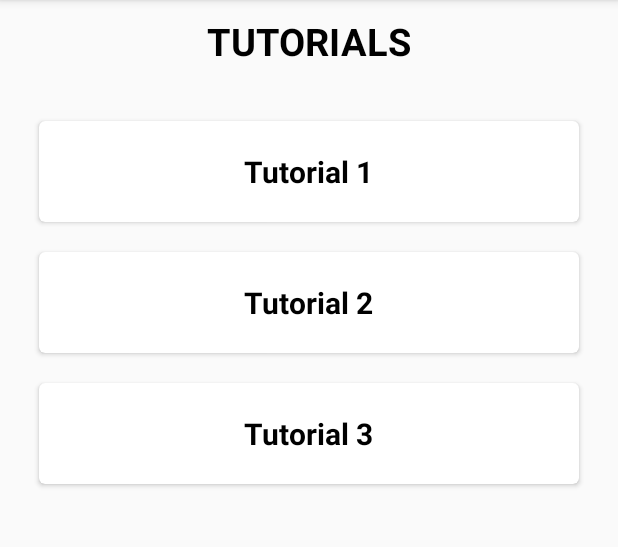
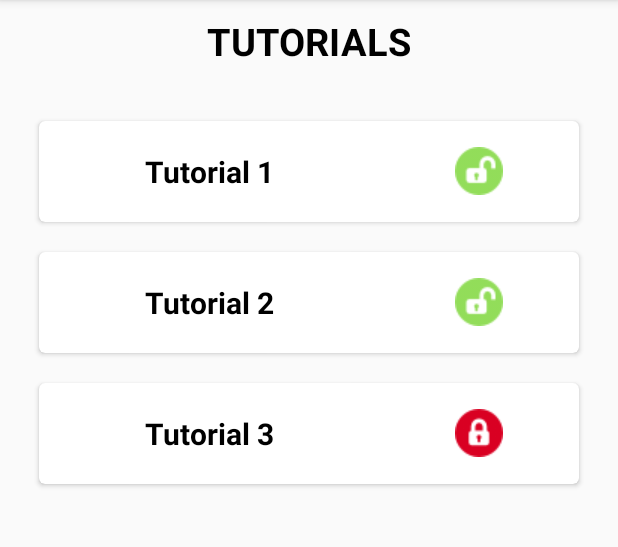
Before and after one commit to deepak15013/Sangoshthi-Phase-2, an Android app: the TutorialsActivity screen opened directly, with no data from a screen before it, on a phone screen of 412 x 824 dp, the part 84-631 px from its top. Run offline under Robolectric (Android 15) with nearby library versions, the phone set to English and light mode, and no system bars.

Commit message:
Media Player added in tutorials activity

```diff
--- a/app/build.gradle
+++ b/app/build.gradle
@@ -5,7 +5,7 @@ android {
     buildToolsVersion '25.0.3'
     defaultConfig {
         applicationId "io.github.varunj.sangoshthi_ivr"
-        minSdkVersion 15
+        minSdkVersion 16
         targetSdkVersion 25
         versionCode 1
         versionName "1.0"
@@ -18,6 +18,7 @@ android {
         }
     }
 }
+
 
 
 dependencies {
@@ -36,5 +37,6 @@ dependencies {
     compile 'com.android.support.constraint:constraint-layout:1.0.2'
     compile 'com.android.support:cardview-v7:25.3.1'
     compile 'com.android.support:recyclerview-v7:25.3.1'
+    compile 'com.melnykov:floatingactionbutton:1.1.0'
     testCompile 'junit:junit:4.12'
 }
--- a/app/src/main/AndroidManifest.xml
+++ b/app/src/main/AndroidManifest.xml
@@ -50,7 +50,7 @@
             android:screenOrientation="portrait" />
         <activity
             android:name=".activities.CallActivity"
-            android:screenOrientation="portrait"/>
+            android:screenOrientation="portrait" />
 
         <receiver android:name=".callhandler.CallReceiver">
             <intent-filter>
@@ -61,6 +61,7 @@
             </intent-filter>
         </receiver>
 
+        <activity android:name=".activities.PlayTutorialActivity"></activity>
     </application>
 
 </manifest>
--- a/app/src/main/java/io/github/varunj/sangoshthi_ivr/activities/TutorialsActivity.java
+++ b/app/src/main/java/io/github/varunj/sangoshthi_ivr/activities/TutorialsActivity.java
@@ -14,6 +14,7 @@ import java.util.List;
 
 import io.github.varunj.sangoshthi_ivr.R;
 import io.github.varunj.sangoshthi_ivr.adapters.TutorialsRecyclerViewAdapter;
+import io.github.varunj.sangoshthi_ivr.models.TutorialModel;
 
 /**
  * Created by Varun on 12-Mar-17.
@@ -24,7 +25,7 @@ public class TutorialsActivity extends AppCompatActivity {
     private RecyclerView rvTutorials;
     private TutorialsRecyclerViewAdapter mAdapter;
 
-    private List<String> tutorialList;
+    private List<TutorialModel> tutorialList;
 
     @Override
     protected void onCreate(Bundle savedInstanceState) {
@@ -32,9 +33,9 @@ public class TutorialsActivity extends AppCompatActivity {
         setContentView(R.layout.activity_tutorials);
 
         tutorialList = new ArrayList<>();
-        tutorialList.add("Tutorial 1");
-        tutorialList.add("Tutorial 2");
-        tutorialList.add("Tutorial 3");
+        tutorialList.add(new TutorialModel("Tutorial 1", "Tutorial1.mp3", false));
+        tutorialList.add(new TutorialModel("Tutorial 2", "Tutorial2.mp3", false));
+        tutorialList.add(new TutorialModel("Tutorial 3", "", true));
 
         rvTutorials = (RecyclerView) findViewById(R.id.rv_tutorials);
         mAdapter = new TutorialsRecyclerViewAdapter(this, tutorialList);
--- a/app/src/main/java/io/github/varunj/sangoshthi_ivr/adapters/TutorialsRecyclerViewAdapter.java
+++ b/app/src/main/java/io/github/varunj/sangoshthi_ivr/adapters/TutorialsRecyclerViewAdapter.java
@@ -5,15 +5,25 @@
 package io.github.varunj.sangoshthi_ivr.adapters;
 
 import android.content.Context;
+import android.support.v4.app.FragmentActivity;
+import android.support.v4.app.FragmentTransaction;
+import android.support.v4.content.ContextCompat;
+import android.support.v7.widget.CardView;
 import android.support.v7.widget.RecyclerView;
+import android.util.Log;
 import android.view.LayoutInflater;
 import android.view.View;
 import android.view.ViewGroup;
+import android.widget.ImageView;
 import android.widget.TextView;
+import android.widget.Toast;
 
 import java.util.List;
 
 import io.github.varunj.sangoshthi_ivr.R;
+import io.github.varunj.sangoshthi_ivr.fragments.PlaybackFragment;
+import io.github.varunj.sangoshthi_ivr.models.RecordingItem;
+import io.github.varunj.sangoshthi_ivr.models.TutorialModel;
 
 /**
  * Created by Deepak on 20-06-2017.
@@ -24,18 +34,22 @@ public class TutorialsRecyclerViewAdapter extends RecyclerView.Adapter<Tutorials
     private static final String TAG = TutorialsRecyclerViewAdapter.class.getSimpleName();
 
     private Context context;
-    private List<String> tutorialList;
+    private List<TutorialModel> tutorialList;
 
-    public static class MyViewHolder extends RecyclerView.ViewHolder {
-        public TextView tvTutorial;
+    static class MyViewHolder extends RecyclerView.ViewHolder {
+        CardView cvTutorial;
+        TextView tvTutorial;
+        ImageView ivLockUnlock;
 
-        public MyViewHolder(View itemView) {
+        MyViewHolder(View itemView) {
             super(itemView);
+            cvTutorial = (CardView) itemView.findViewById(R.id.cv_tutorial);
             tvTutorial = (TextView) itemView.findViewById(R.id.tv_tutorial);
+            ivLockUnlock = (ImageView) itemView.findViewById(R.id.iv_lock_unlock);
         }
     }
 
-    public TutorialsRecyclerViewAdapter(Context context, List<String> tutorialList) {
+    public TutorialsRecyclerViewAdapter(Context context, List<TutorialModel> tutorialList) {
         this.context = context;
         this.tutorialList = tutorialList;
     }
@@ -48,8 +62,39 @@ public class TutorialsRecyclerViewAdapter extends RecyclerView.Adapter<Tutorials
     }
 
     @Override
-    public void onBindViewHolder(MyViewHolder holder, int position) {
-        holder.tvTutorial.setText(tutorialList.get(position));
+    public void onBindViewHolder(final MyViewHolder holder, final int position) {
+        holder.tvTutorial.setText(tutorialList.get(position).getTutorialName());
+        if(tutorialList.get(position).isLocked()) {
+            holder.ivLockUnlock.setImageDrawable(ContextCompat.getDrawable(context, R.drawable.locked));
+        } else {
+            holder.ivLockUnlock.setImageDrawable(ContextCompat.getDrawable(context, R.drawable.unlock));
+        }
+
+        holder.cvTutorial.setOnClickListener(new View.OnClickListener() {
+            @Override
+            public void onClick(View view) {
+                try {
+                    if (tutorialList.get(position).isLocked()) {
+                        Toast.makeText(context, "content is locked", Toast.LENGTH_SHORT).show();
+                    } else {
+                        Log.d(TAG, "Playing audio");
+
+                        PlaybackFragment playbackFragment =
+                                new PlaybackFragment().newInstance(new RecordingItem(tutorialList.get(position).getTutorialName(),
+                                        tutorialList.get(position).getFileName()));
+
+                        FragmentTransaction transaction = ((FragmentActivity) context)
+                                .getSupportFragmentManager()
+                                .beginTransaction();
+
+                        playbackFragment.show(transaction, "dialog_playback");
+
+                    }
+                } catch(Exception e) {
+                    Log.e(TAG, "" + e);
+                }
+            }
+        });
     }
 
     @Override
--- /dev/null
+++ b/app/src/main/java/io/github/varunj/sangoshthi_ivr/models/TutorialModel.java
@@ -0,0 +1,48 @@
+/*
+ * Copyright (c) 2017. Created by Deepak Sood
+ */
+
+package io.github.varunj.sangoshthi_ivr.models;
+
+/**
+ * Created by Deepak on 20-06-2017.
+ */
+
+public class TutorialModel {
+
+    private String tutorialName;
+    private String fileName;
+
+    /* Lock - true, Unlock = false */
+    private boolean locked;
+
+    public TutorialModel(String tutorialName, String fileName, boolean locked) {
+        this.tutorialName = tutorialName;
+        this.fileName = fileName;
+        this.locked = locked;
+    }
+
+    public String getTutorialName() {
+        return tutorialName;
+    }
+
+    public void setTutorialName(String tutorialName) {
+        this.tutorialName = tutorialName;
+    }
+
+    public String getFileName() {
+        return fileName;
+    }
+
+    public void setFileName(String fileName) {
+        this.fileName = fileName;
+    }
+
+    public boolean isLocked() {
+        return locked;
+    }
+
+    public void setLocked(boolean locked) {
+        this.locked = locked;
+    }
+}
--- a/app/src/main/res/layout/tutorial_item_row.xml
+++ b/app/src/main/res/layout/tutorial_item_row.xml
@@ -8,7 +8,14 @@
     android:layout_height="wrap_content"
     xmlns:app="http://schemas.android.com/apk/res-auto"
     android:layout_margin="10dp"
-    app:cardCornerRadius="4dp">
+    app:cardCornerRadius="4dp"
+    android:id="@+id/cv_tutorial">
+
+    <LinearLayout
+        android:layout_width="match_parent"
+        android:layout_height="match_parent"
+        android:gravity="center"
+        android:orientation="horizontal">
 
         <TextView
             android:id="@+id/tv_tutorial"
@@ -20,7 +27,16 @@
             android:text="@string/placeholder_tv_tutorial"
             android:textColor="@color/colorBlack"
             android:textStyle="bold"
-        android:textSize="20sp"/>
+            android:textSize="20sp"
+            android:layout_weight="1"
+            android:gravity="center"/>
 
+        <ImageView
+            android:id="@+id/iv_lock_unlock"
+            android:layout_width="wrap_content"
+            android:layout_height="wrap_content"
+            android:layout_weight="1" />
+
+    </LinearLayout>
 
 </android.support.v7.widget.CardView>
--- a/app/src/main/res/values/colors.xml
+++ b/app/src/main/res/values/colors.xml
@@ -1,5 +1,7 @@
 <?xml version="1.0" encoding="utf-8"?>
 <resources>
+    <color name="primary">#F44336</color>
+
     <color name="colorPrimary">#2196F3</color>
     <color name="colorPrimaryDark">#1976D2</color>
     <color name="colorAccent">#009688</color>
```
Also changed, not shown: app/src/main/java/io/github/varunj/sangoshthi_ivr/activities/PlayTutorialActivity.java (added, +28 -0 lines), app/src/main/java/io/github/varunj/sangoshthi_ivr/fragments/PlaybackFragment.java (added, +342 -0 lines), app/src/main/java/io/github/varunj/sangoshthi_ivr/models/RecordingItem.java (added, +63 -0 lines), app/src/main/res/drawable/ic_media_pause.xml (added, +9 -0 lines), app/src/main/res/drawable/ic_media_play.xml (added, +8 -0 lines), app/src/main/res/layout/activity_play_tutorial.xml (added, +18 -0 lines), app/src/main/res/layout/fragment_media_playback.xml (added, +85 -0 lines), app/src/main/res/drawable/locked.png (added), app/src/main/res/drawable/unlock.png (added), 2 other files. Lines whose indentation alone changed are shown as unchanged.
